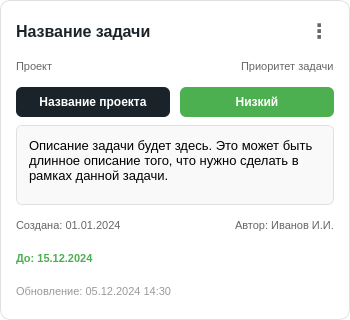
Qt form task_card.ui (lerakaplich/TaskPlanner2) before a commit.
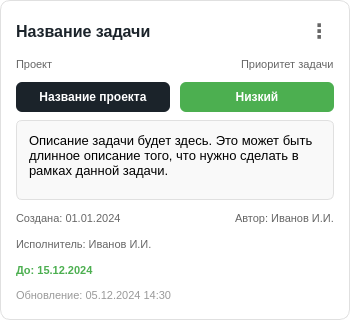
The same form after that commit.

```diff
--- a/task_card.ui
+++ b/task_card.ui
@@ -321,6 +321,20 @@
      </item>
     </layout>
    </item>
+   <!-- НОВАЯ СТРОКА: Исполнитель -->
+   <item>
+    <widget class="QLabel" name="executorLabel">
+     <property name="styleSheet">
+      <string notr="true">QLabel {
+    font-size: 11px;
+    color: #666;
+}</string>
+     </property>
+     <property name="text">
+      <string>Исполнитель: Иванов И.И.</string>
+     </property>
+    </widget>
+   </item>
    <item>
     <widget class="QLabel" name="deadlineLabel">
      <property name="styleSheet">
```
